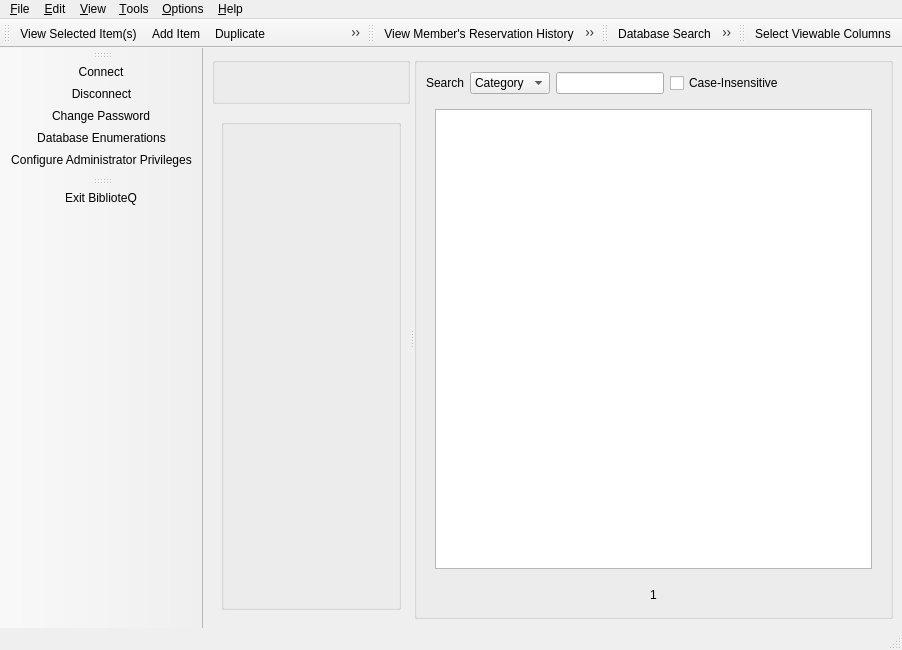
The window that UI/mainwindow.ui (textbrowser/biblioteq) describes before a commit, drawn with Qt 5.
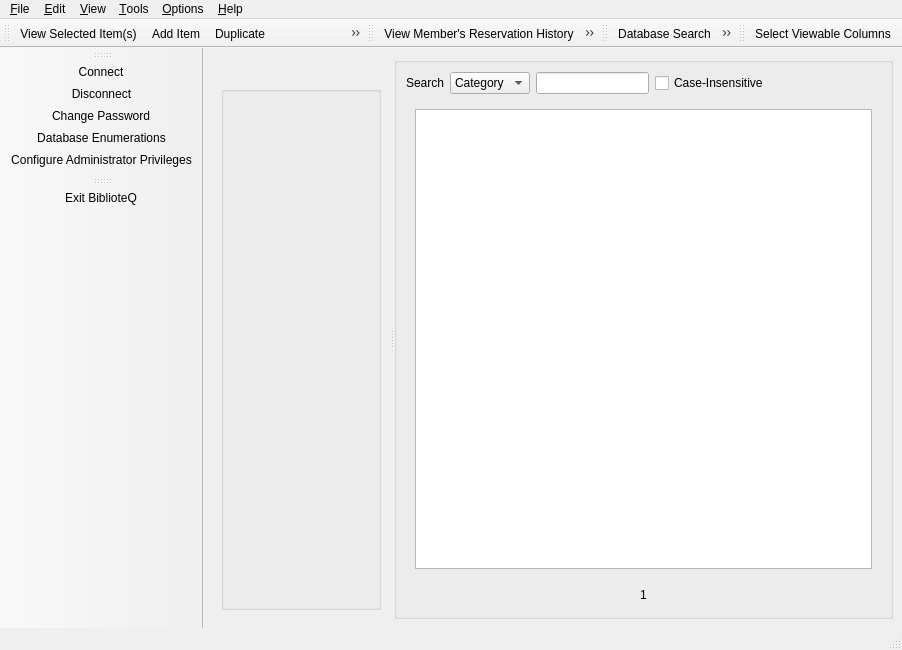
The same window after the commit. Icons and pictures are not drawn. Custom widgets are drawn as their Qt base class.

Commit message: Removed widget.

```diff
--- a/UI/mainwindow.ui
+++ b/UI/mainwindow.ui
@@ -27,12 +27,6 @@
       <widget class="QWidget" name="layoutWidget">
        <layout class="QVBoxLayout" name="verticalLayout_3">
         <item>
-         <widget class="QGroupBox" name="groupBox">
-          <property name="flat">
-           <bool>false</bool>
-          </property>
-          <layout class="QVBoxLayout" name="verticalLayout_2">
-           <item>
             <layout class="QHBoxLayout" name="horizontalLayout_4">
              <item>
               <spacer name="horizontalSpacer_2">
@@ -52,9 +46,6 @@
              </item>
             </layout>
            </item>
-          </layout>
-         </widget>
-        </item>
         <item>
          <widget class="QScrollArea" name="scrollArea">
           <property name="frameShape">
@@ -69,7 +60,7 @@
              <x>0</x>
              <y>0</y>
              <width>233</width>
-             <height>469</height>
+             <height>505</height>
             </rect>
            </property>
            <layout class="QVBoxLayout" name="verticalLayout_7">
```
Lines whose indentation alone changed are shown as unchanged.
